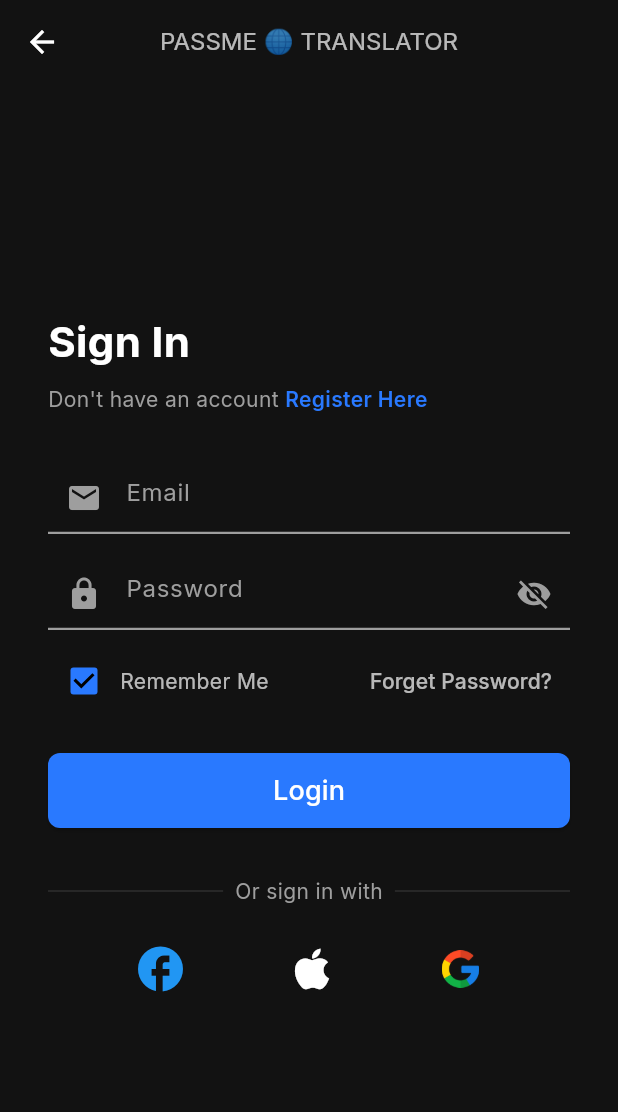
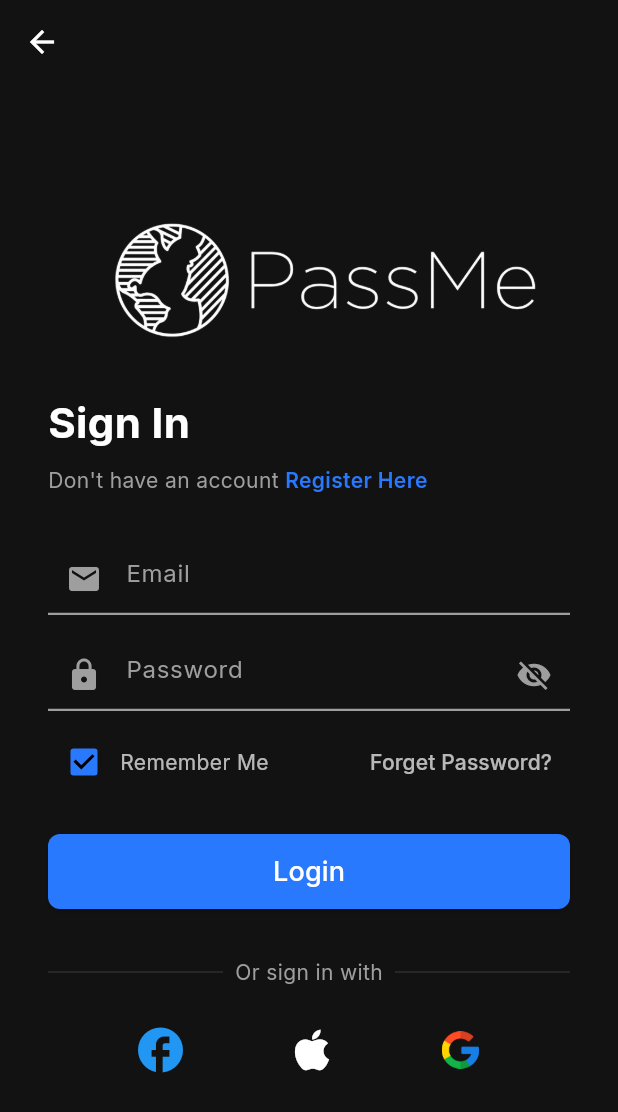
Before and after one commit to A2SV/A2SV-2025-Internship-Pass-Me, a Flutter app: the LoginPage screen opened by its route, on a phone screen of 412 x 824 dp. Shown: the top 1112 px of the screen. Run offline on Flutter 3.47's test engine with Material 3 defaults, Android fonts, the phone set to English and light mode, and no system bars; our stand-ins replace bloc, dartz, equatable, flutter_bloc, flutter_dotenv, font_awesome_flutter and 3 more; missing offline and left inert: record; accounts and stored records are empty.

Commit message:
Update login page

```diff
--- a/mobile/lib/features/auth/presentation/pages/login_page.dart
+++ b/mobile/lib/features/auth/presentation/pages/login_page.dart
@@ -64,15 +64,25 @@
       appBar: AppBar(
         centerTitle: true,
         backgroundColor: AppColors.backgroundColor,
-        title: const Text(
-          'PASSME 🌐 TRANSLATOR',
-          style: TextStyle(color: Colors.white70, fontSize: 16),
+        title: Row(
+          mainAxisSize: MainAxisSize.min,
+          children: [
+            const SizedBox(width: 8), // Add spacing between the image and text
+          ],
         ),
       ),
       body: Center(
         child: SingleChildScrollView(
-          child: Padding(
-            padding: const EdgeInsets.symmetric(horizontal: 32, vertical: 24),
+          padding: const EdgeInsets.only(top: 8.0),
+          child: Column(
+            children: [
+              Image.asset(
+                'assets/images/logo.png', // Replace with your image path
+                height: 100, // Adjust the height as needed
+              ),
+              Padding(
+                padding:
+                    const EdgeInsets.symmetric(horizontal: 32, vertical: 24),
                 child: BlocListener<LoginCubit, LoginState>(
                   listener: (context, state) async {
                     if (state.token != null) {
@@ -104,7 +114,8 @@
                             children: [
                               Text(
                                 "Don't have an account ",
-                            style: TextStyle(color: AppColors.hintTextColor),
+                                style:
+                                    TextStyle(color: AppColors.hintTextColor),
                               ),
                               GestureDetector(
                                 onTap: () {
@@ -129,7 +140,8 @@
                               prefixIcon:
                                   Icon(Icons.email, color: AppColors.iconColor),
                               hintText: 'Email',
-                          hintStyle: TextStyle(color: AppColors.hintTextColor),
+                              hintStyle:
+                                  TextStyle(color: AppColors.hintTextColor),
                               enabledBorder: UnderlineInputBorder(
                                 borderSide: BorderSide(
                                     color: AppColors.iconColor, width: 1.5),
@@ -158,7 +170,8 @@
                               prefixIcon:
                                   Icon(Icons.lock, color: AppColors.iconColor),
                               hintText: 'Password',
-                          hintStyle: TextStyle(color: AppColors.hintTextColor),
+                              hintStyle:
+                                  TextStyle(color: AppColors.hintTextColor),
                               suffixIcon: IconButton(
                                 icon: Icon(
                                   _obscurePassword
@@ -249,10 +262,12 @@
                               const Expanded(
                                   child: Divider(color: AppColors.borderColor)),
                               Padding(
-                            padding: const EdgeInsets.symmetric(horizontal: 8),
+                                padding:
+                                    const EdgeInsets.symmetric(horizontal: 8),
                                 child: Text(
                                   "Or sign in with",
-                              style: TextStyle(color: AppColors.hintTextColor),
+                                  style:
+                                      TextStyle(color: AppColors.hintTextColor),
                                 ),
                               ),
                               const Expanded(
@@ -280,7 +295,8 @@
                                 },
                               ),
                               IconButton(
-                            icon: Image.asset('assets/images/google_icon.png',
+                                icon: Image.asset(
+                                    'assets/images/google_icon.png',
                                     width: 25),
                                 onPressed: () {
                                   // Handle Google sign in
@@ -295,6 +311,8 @@
                   ),
                 ),
               ),
+            ],
+          ),
         ),
       ),
     );
```
Lines whose indentation alone changed are shown as unchanged.
